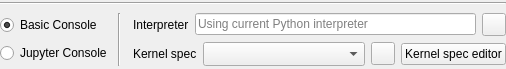
Old version of the form spine_items/tool/ui/python_kernel_spec_options.ui in the repository spine-tools/spine-items.
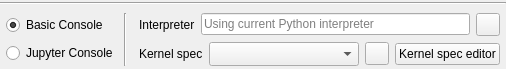
New version of the form. Icons and pictures are not drawn.

Commit message:
Executable Tool Specs can now be used to execute (shell) commands
This makes Gimlets obsolete.

Spine-project/Spine-Toolbox#1464

The edit to the form file:
```diff
--- a/spine_items/tool/ui/python_kernel_spec_options.ui
+++ b/spine_items/tool/ui/python_kernel_spec_options.ui
@@ -55,6 +55,9 @@
        <property name="spacing">
         <number>6</number>
        </property>
+       <property name="leftMargin">
+        <number>6</number>
+       </property>
        <item>
         <widget class="QRadioButton" name="radioButton_python_console">
          <property name="text">
@@ -83,6 +86,9 @@
      </item>
      <item>
       <layout class="QVBoxLayout" name="verticalLayout_2">
+       <property name="rightMargin">
+        <number>6</number>
+       </property>
        <item>
         <layout class="QHBoxLayout" name="horizontalLayout_2">
          <property name="spacing">
```
The commit also changes 14 other files.
